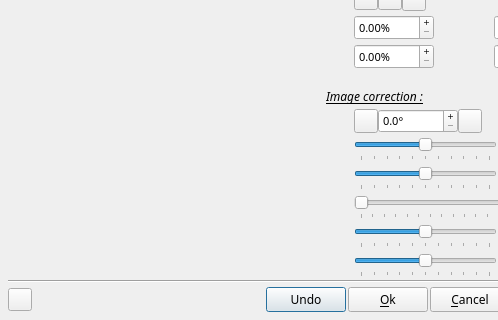
Old version of the form src/ffDiaporama/DlgImage/DlgImageCorrection.ui in the repository boenki/ffdiaporama; both pictures show x 0 to 498 and y 130 to 450 of the 600 by 450 pixel window.
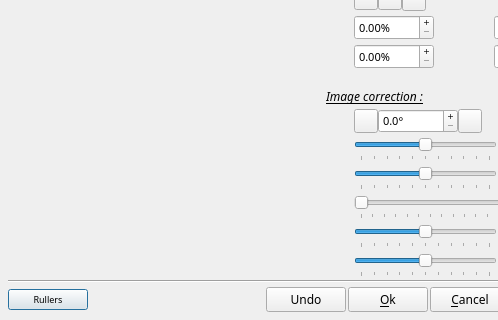
New version of the form. Icons and pictures are not drawn. Custom widgets are drawn as their Qt base class.

```diff
--- a/src/ffDiaporama/DlgImage/DlgImageCorrection.ui
+++ b/src/ffDiaporama/DlgImage/DlgImageCorrection.ui
@@ -1832,23 +1832,23 @@
       <number>2</number>
      </property>
      <item>
-      <widget class="QToolButton" name="MagneticEdgeBt">
+      <widget class="QPushButton" name="RulersBT">
+       <property name="font">
+        <font>
+         <family>Sans Serif</family>
+         <pointsize>7</pointsize>
+        </font>
+       </property>
        <property name="toolTip">
         <string>Show/Hide rullers</string>
        </property>
        <property name="text">
-        <string notr="true"/>
+        <string>Rullers</string>
        </property>
        <property name="icon">
         <iconset resource="../../../RSCffDiaporama.qrc">
          <normaloff>:/img/ruler_ok.png</normaloff>:/img/ruler_ok.png</iconset>
        </property>
-       <property name="iconSize">
-        <size>
-         <width>16</width>
-         <height>16</height>
-        </size>
-       </property>
       </widget>
      </item>
      <item>
```
Left out of the diff: 47 changed lines with no effect on the pictures.
